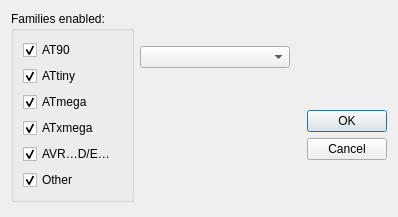
The window that src/python/device.ui (avrdudes/avrdude) describes before a commit, drawn with Qt 5.
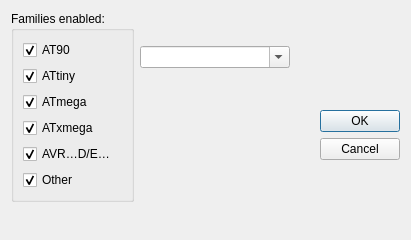
The same window after the commit.

Commit message:
Improve device selection
Make the combo box editable, and apply a QValidator subclass
to it so the users can type partial device names.

The edit to the form file:
```diff
--- a/src/python/device.ui
+++ b/src/python/device.ui
@@ -9,8 +9,8 @@
    <rect>
     <x>0</x>
     <y>0</y>
-    <width>398</width>
-    <height>217</height>
+    <width>411</width>
+    <height>240</height>
    </rect>
   </property>
   <property name="windowTitle">
@@ -47,6 +47,9 @@
        <height>0</height>
       </size>
      </property>
+     <property name="editable">
+      <bool>true</bool>
+     </property>
     </widget>
    </item>
    <item row="1" column="3">
```
The commit also changes 1 other file.
